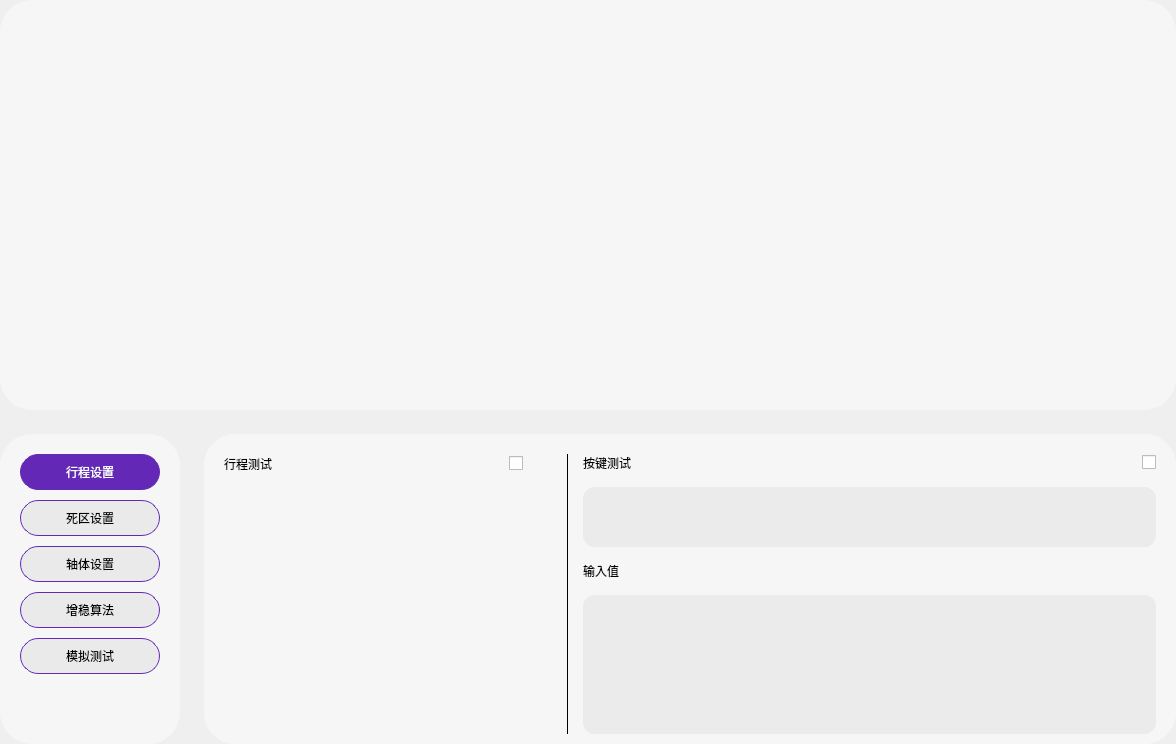
First picture: the form in FrameMagic.ui, repository wlffeng2008/AkkoStudio, before the edit.
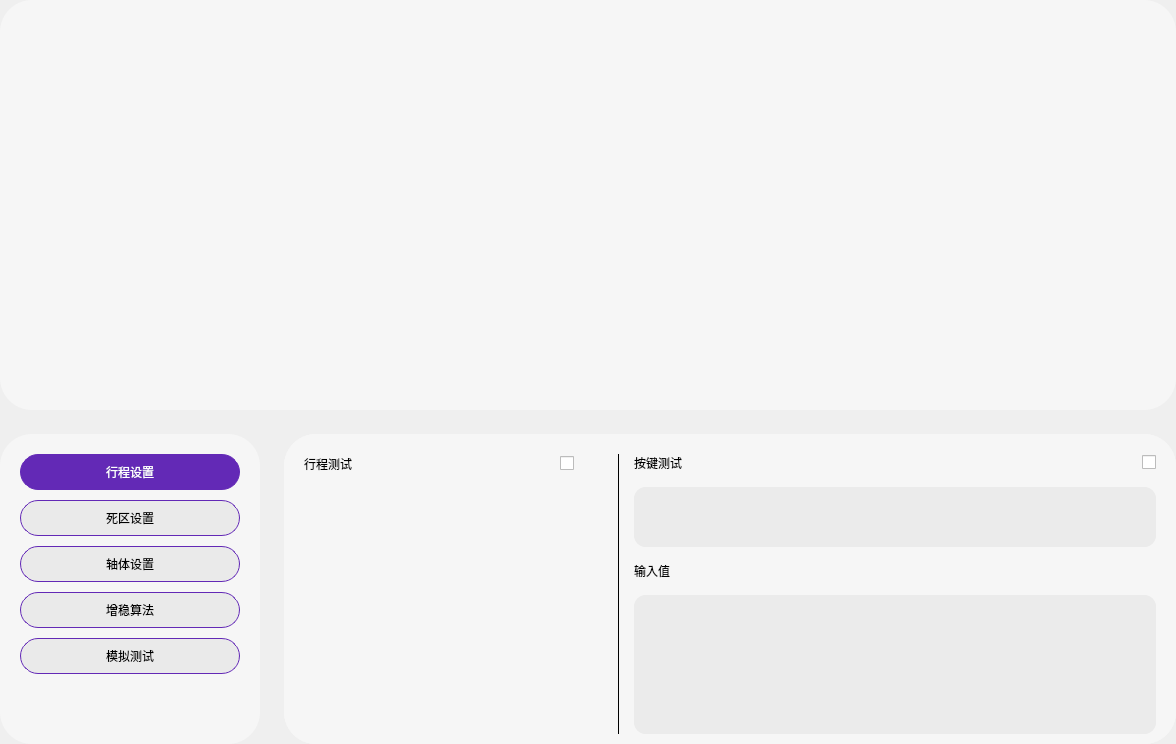
Second picture: the form after the edit. The open tabs and pages were chosen to show the change. Icons and pictures are not drawn. Custom widgets are drawn as their Qt base class.

Patch:
```diff
--- a/FrameMagic.ui
+++ b/FrameMagic.ui
@@ -136,13 +136,13 @@
        <widget class="QFrame" name="frameBLeft">
         <property name="minimumSize">
          <size>
-          <width>180</width>
+          <width>260</width>
           <height>0</height>
          </size>
         </property>
         <property name="maximumSize">
          <size>
-          <width>180</width>
+          <width>250</width>
           <height>16777215</height>
          </size>
         </property>
@@ -2008,8 +2008,8 @@
                    <rect>
                     <x>0</x>
                     <y>0</y>
-                    <width>100</width>
-                    <height>30</height>
+                    <width>571</width>
+                    <height>60</height>
                    </rect>
                   </property>
                   <layout class="QHBoxLayout" name="horizontalLayout_16"/>
@@ -2039,8 +2039,8 @@
                    <rect>
                     <x>0</x>
                     <y>0</y>
-                    <width>100</width>
-                    <height>30</height>
+                    <width>571</width>
+                    <height>168</height>
                    </rect>
                   </property>
                   <layout class="QHBoxLayout" name="horizontalLayout_17">
```
Left out of the diff: 4 changed lines with no effect on the pictures.
